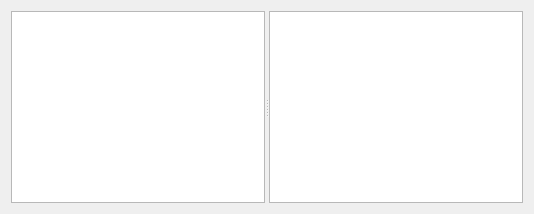
Old version of the form qt_designer_ui/returns_tab.ui in the repository hammerheadlemon/xldigest.
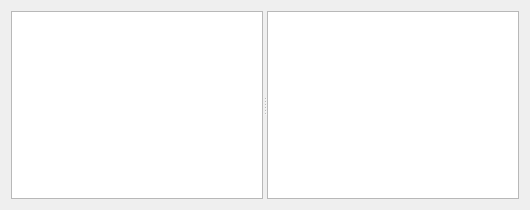
New version of the form.

Commit message: bit of a clean up but still not solved clickable node issue

Patch:
```diff
--- a/qt_designer_ui/returns_tab.ui
+++ b/qt_designer_ui/returns_tab.ui
@@ -2,6 +2,14 @@
 <ui version="4.0">
  <class>ReturnsUI</class>
  <widget class="QWidget" name="ReturnsUI">
+  <property name="geometry">
+   <rect>
+    <x>0</x>
+    <y>0</y>
+    <width>530</width>
+    <height>210</height>
+   </rect>
+  </property>
   <property name="windowTitle">
    <string>Form</string>
   </property>
```
Left out of the diff: 2 changed lines with no effect on the pictures. The commit also changes 2 other files.
